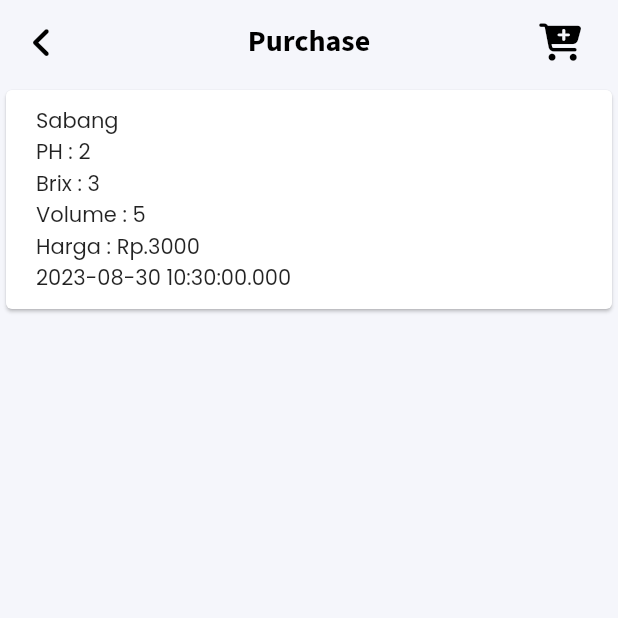
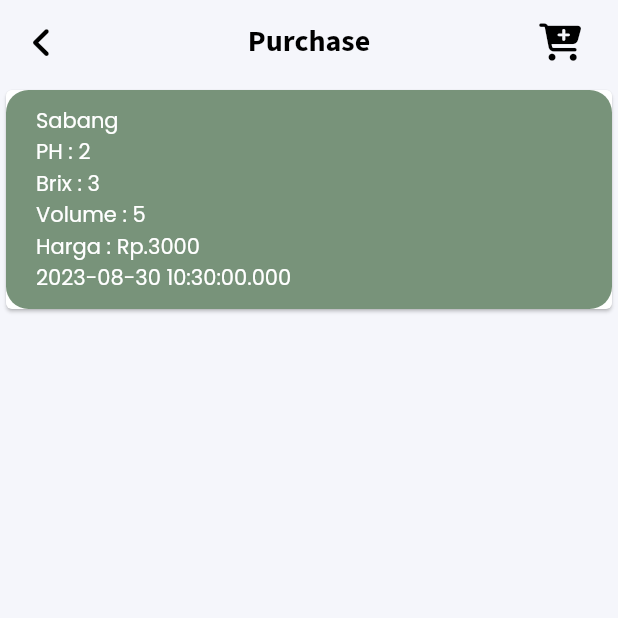
Before and after one commit to arcelzi/sabang, a Flutter app: the Purchase screen opened directly, on a phone screen of 412 x 824 dp, the top half of it. Run offline on Flutter 3.47's test engine with Material 2 defaults, Android fonts, the phone set to English and light mode, and no system bars; our stand-ins replace font_awesome_flutter, google_fonts.

Commit message:
fix garden control, purchase

```diff
--- a/lib/menu/purchase.dart
+++ b/lib/menu/purchase.dart
@@ -36,9 +36,12 @@ class _PurchaseState extends State<Purchase> {
                   Navigator.push(context,
                       MaterialPageRoute(builder: ((context) => AddPurchase())));
                 },
-                icon: Icon(FontAwesomeIcons.cartPlus, color: Colors.black, size: 25, ),
+                icon: Icon(
+                  FontAwesomeIcons.cartPlus,
+                  color: Colors.black,
+                  size: 25,
+                ),
                 tooltip: "Add Purchase",
-
               ),
             )
           ],
@@ -62,6 +65,10 @@ class _PurchaseState extends State<Purchase> {
         body: ListView(
           children: purchases.map((pu) {
             return Card(
+              child: Container(
+                decoration: BoxDecoration(
+                    color: Color(0xFF78937A),
+                    borderRadius: BorderRadius.circular(15)),
                 child: Padding(
                   padding: EdgeInsets.all(10),
                   child: Row(
@@ -72,15 +79,34 @@ class _PurchaseState extends State<Purchase> {
                       Column(
                         crossAxisAlignment: CrossAxisAlignment.start,
                         children: [
-                        Text(pu.tappers),
-                        Text('PH : ' + pu.ph.toString()),
-                        Text('Brix : ' + pu.brix.toString()),
-                        Text('Volume : ' + pu.volume.toString()),
-                        Text('Harga : Rp.' + pu.harga.toString()),
-                        Text(pu.date.toString())
+                          Text(
+                            pu.tappers,
+                            style: TextStyle(color: Colors.white),
+                          ),
+                          Text(
+                            'PH : ' + pu.ph.toString(),
+                            style: TextStyle(color: Colors.white),
+                          ),
+                          Text(
+                            'Brix : ' + pu.brix.toString(),
+                            style: TextStyle(color: Colors.white),
+                          ),
+                          Text(
+                            'Volume : ' + pu.volume.toString(),
+                            style: TextStyle(color: Colors.white),
+                          ),
+                          Text(
+                            'Harga : Rp.' + pu.harga.toString(),
+                            style: TextStyle(color: Colors.white),
+                          ),
+                          Text(
+                            pu.date.toString(),
+                            style: TextStyle(color: Colors.white),
+                          )
                         ],
                       )
                     ],
+                  ),
                 ),
               ),
             );
```
Also changed, not shown: lib/menu/gardencontrol.dart (+23 -5 lines). Lines whose indentation alone changed are shown as unchanged.
